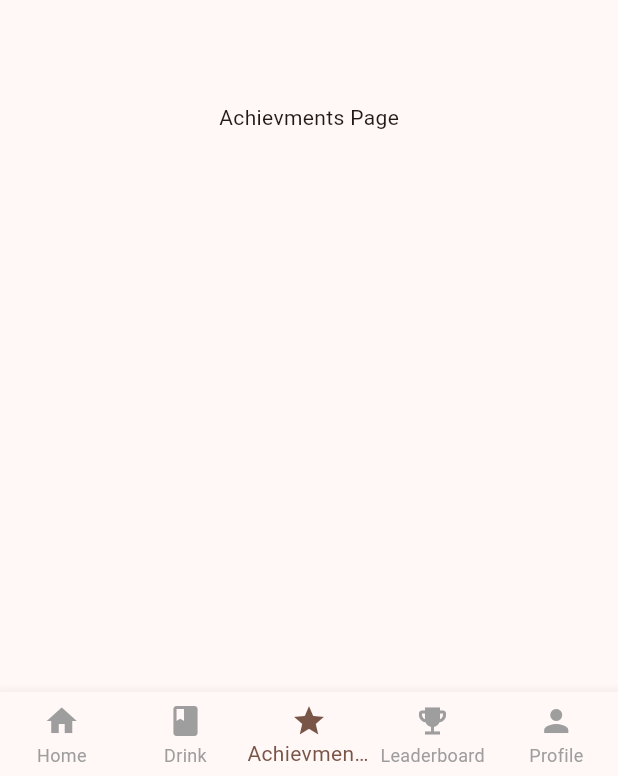
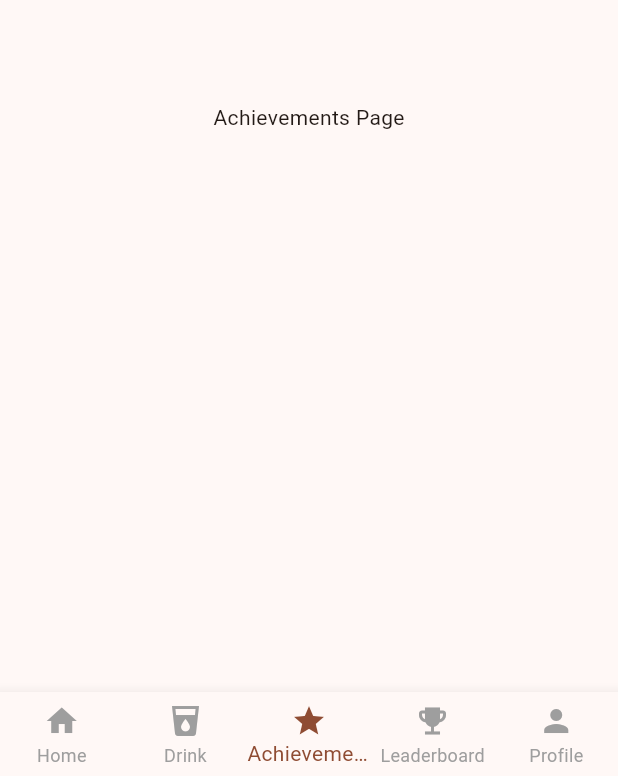
Before and after one commit to ohtenkay/remembeer, a Flutter app: the screen it shows after launch, item 3 of the bottom bar chosen, on a phone screen of 412 x 824 dp. Shown: the part 457-1233 px from the top of the screen. Run offline on Flutter 3.47's test engine with Material 3 defaults, Android fonts, the phone set to English and light mode, and no system bars.

Commit message:
feat: use Theme color

```diff
--- a/lib/page_switcher.dart
+++ b/lib/page_switcher.dart
@@ -13,7 +13,7 @@ class _PageSwitcherState extends State<PageSwitcher> {
   static final List<Widget> _pages = <Widget>[
     const Center(child: Text('Home Page')),
     const Center(child: Text('Drink Page')),
-    const Center(child: Text('Achievments Page')),
+    const Center(child: Text('Achievements Page')),
     const Center(child: Text('Leaderboard Page')),
     const Center(child: Text('Profile Page')),
   ];
@@ -31,13 +31,19 @@ class _PageSwitcherState extends State<PageSwitcher> {
       bottomNavigationBar: BottomNavigationBar(
         type: BottomNavigationBarType.fixed,
         currentIndex: _selectedIndex,
-        selectedItemColor: Colors.brown,
+        selectedItemColor: Theme.of(context).colorScheme.primary,
         unselectedItemColor: Colors.grey,
         onTap: _onItemTapped,
         items: const [
           BottomNavigationBarItem(icon: Icon(Icons.home), label: 'Home'),
-          BottomNavigationBarItem(icon: Icon(Icons.book), label: 'Drink'),
-          BottomNavigationBarItem(icon: Icon(Icons.star), label: 'Achievments'),
+          BottomNavigationBarItem(
+            icon: Icon(Icons.local_drink),
+            label: 'Drink',
+          ),
+          BottomNavigationBarItem(
+            icon: Icon(Icons.star),
+            label: 'Achievements',
+          ),
           BottomNavigationBarItem(
             icon: Icon(Icons.emoji_events),
             label: 'Leaderboard',
```
